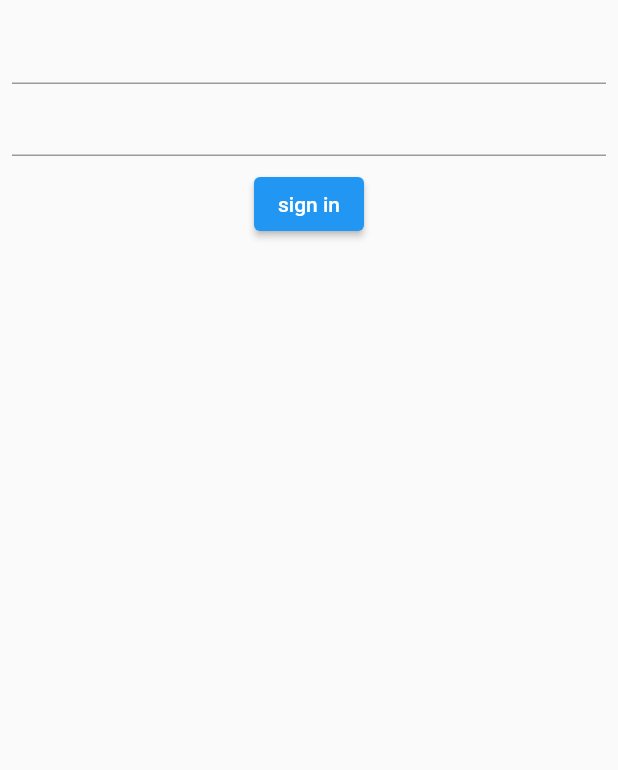
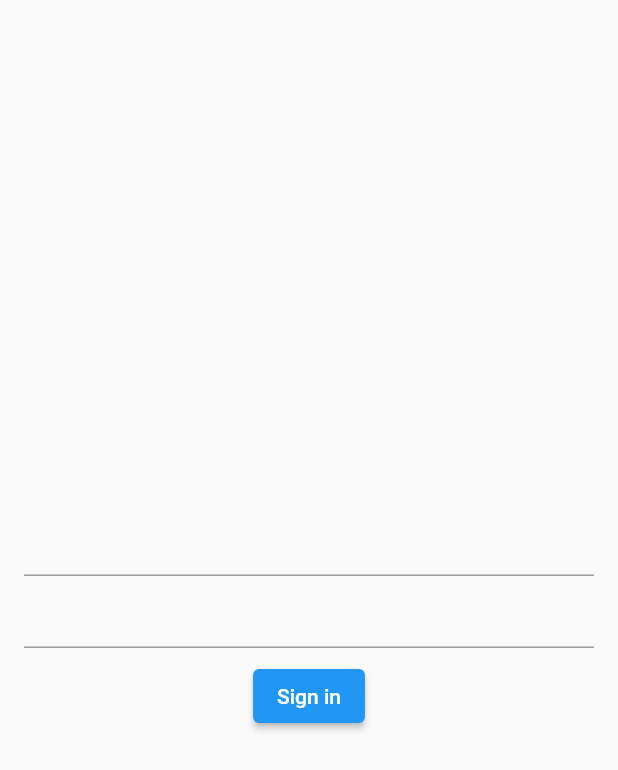
Before and after one commit to Garius6/kirgu_employee, a Flutter app: the screen it shows after launch, on a phone screen of 412 x 824 dp. Shown: the top 770 px of the screen. Run offline on Flutter 3.47's test engine with Material 2 defaults, Android fonts, the phone set to English and light mode, and no system bars; our stand-ins replace dio, flutter_riverpod, riverpod_annotation, table_calendar; missing offline and left inert: jaguar_jwt; generated files the repository leaves out were written again.

Commit message:
Added token provider for auth token. Redesigned sign in form

```diff
--- a/lib/main.dart
+++ b/lib/main.dart
@@ -1,12 +1,13 @@
+import 'dart:developer' as developer;
+
 import 'package:flutter/material.dart';
 import 'package:flutter_riverpod/flutter_riverpod.dart';
-import 'package:intl/date_symbol_data_local.dart';
+import 'package:kirgu_employee/src/user/token.dart';
 import 'package:kirgu_employee/src/user/user_provider.dart';
 
 import 'src/app.dart';
 import 'src/settings/settings_controller.dart';
 import 'src/settings/settings_service.dart';
-import 'dart:developer' as developer;
 
 class MainProviderObserver extends ProviderObserver {
   @override
@@ -76,6 +77,7 @@ class _EagerInitialization extends ConsumerWidget {
 
   @override
   Widget build(BuildContext context, WidgetRef ref) {
+    ref.watch(tokenProvider);
     ref.watch(userRepositoryProvider);
     return child;
   }
--- a/lib/src/localization/app_en.arb
+++ b/lib/src/localization/app_en.arb
@@ -2,5 +2,6 @@
   "appTitle": "Kirgu employee",
   "@appTitle": {
     "description": "The title of the application"
-  }
+  },
+  "signIn": "Sign in"
 }
--- a/lib/src/localization/app_ru.arb
+++ b/lib/src/localization/app_ru.arb
@@ -1,6 +1,7 @@
 {
-    "appTitle": "Киргу сотрудники"
+    "appTitle": "Киргу сотрудники",
     "@appTitle": {
         "description": "Заголовок приложения"
-    }
+    },
+    "signIn": "Войти"
 }
--- a/lib/src/user/user_provider.dart
+++ b/lib/src/user/user_provider.dart
@@ -3,6 +3,7 @@ import 'dart:convert';
 import 'package:dio/dio.dart';
 import 'package:jaguar_jwt/jaguar_jwt.dart';
 import 'package:kirgu_employee/src/constants.dart';
+import 'package:kirgu_employee/src/user/token.dart';
 import 'package:kirgu_employee/src/user/user.dart';
 import 'package:riverpod_annotation/riverpod_annotation.dart';
 
@@ -31,9 +32,10 @@ class UserRepository extends _$UserRepository {
     final dio = Dio(BaseOptions(responseType: ResponseType.plain));
     final response = await dio.post("$baseUrl/login", data: formData);
     final tokenJson = jsonDecode(response.data);
+    ref.read(tokenProvider.notifier).setToken(tokenJson["access_token"]);
     var parts = tokenJson["access_token"].split('.');
     var decoded = B64urlEncRfc7515.decodeUtf8(parts[1]);
-    var tokenSub = jsonDecode(decoded)["sub"];
-    return User(tokenSub["username"], tokenSub["id"]);
+    var decodedJson = jsonDecode(decoded);
+    return User(decodedJson["sub"], decodedJson["id"]);
   }
 }
--- a/lib/src/user/user_sign_in_view.dart
+++ b/lib/src/user/user_sign_in_view.dart
@@ -2,6 +2,7 @@ import 'package:flutter/material.dart';
 import 'package:flutter_riverpod/flutter_riverpod.dart';
 import 'package:kirgu_employee/src/user/user_provider.dart';
 import 'package:kirgu_employee/src/wta_event/wta_event_list.dart';
+import 'package:flutter_gen/gen_l10n/app_localizations.dart';
 
 class SignInView extends StatefulWidget {
   const SignInView({super.key});
@@ -29,8 +30,9 @@ class _SignInViewState extends State<SignInView> {
       builder: (context, ref, child) {
         return Scaffold(
           body: Padding(
-            padding: const EdgeInsets.all(8.0),
+            padding: const EdgeInsets.all(16.0),
             child: Column(
+              mainAxisAlignment: MainAxisAlignment.center,
               children: [
                 TextField(
                   controller: usernameController,
@@ -54,7 +56,7 @@ class _SignInViewState extends State<SignInView> {
                       );
                     }
                   },
-                  child: const Text("sign in"),
+                  child: Text(AppLocalizations.of(context)!.signIn),
                 )
               ],
             ),
--- a/lib/src/wta_event/wta_event_list.dart
+++ b/lib/src/wta_event/wta_event_list.dart
@@ -1,7 +1,6 @@
 import 'package:flutter/material.dart';
 import 'package:flutter_riverpod/flutter_riverpod.dart';
 import 'package:intl/intl.dart';
-import 'package:kirgu_employee/src/constants.dart';
 import 'package:kirgu_employee/src/wta_event/wta_event.dart';
 import 'package:kirgu_employee/src/wta_event/wta_event_provider.dart';
 import 'package:table_calendar/table_calendar.dart';
```
Also changed, not shown: lib/src/user/token.dart (added, +15 -0 lines), lib/src/wta_event/wta_event_provider.dart (+5 -2 lines), lib/src/user/token.g.dart, lib/src/wta_event/wta_event_provider.g.dart.
